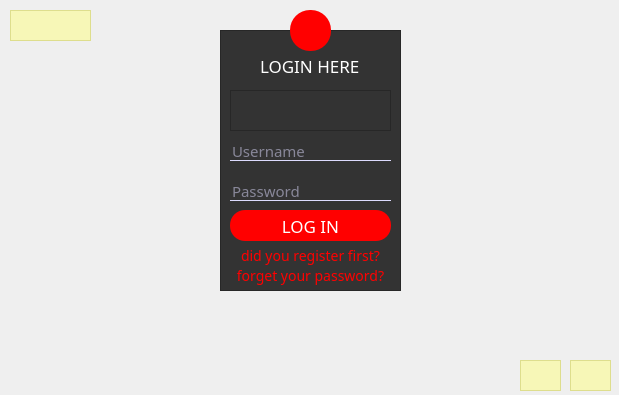
Qt form mainwindow.ui (parastoo-gholami/library) before a commit.
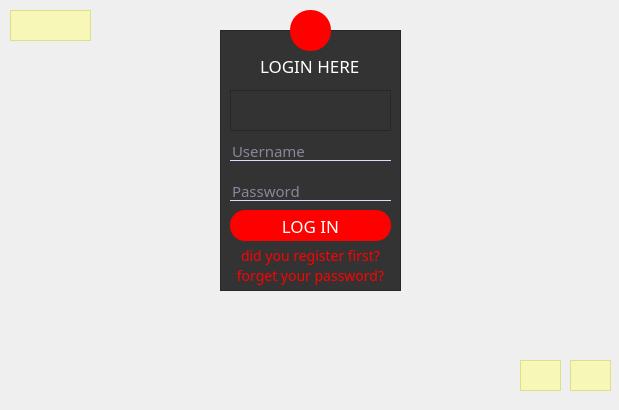
The same form after that commit. Icons and pictures are not drawn.

Patch:
```diff
--- a/mainwindow.ui
+++ b/mainwindow.ui
@@ -2,14 +2,29 @@
 <ui version="4.0">
  <class>MainWindow</class>
  <widget class="QMainWindow" name="MainWindow">
+  <property name="enabled">
+   <bool>true</bool>
+  </property>
   <property name="geometry">
    <rect>
     <x>0</x>
     <y>0</y>
     <width>619</width>
-    <height>395</height>
+    <height>410</height>
    </rect>
   </property>
+  <property name="minimumSize">
+   <size>
+    <width>619</width>
+    <height>410</height>
+   </size>
+  </property>
+  <property name="maximumSize">
+   <size>
+    <width>619</width>
+    <height>410</height>
+   </size>
+  </property>
   <property name="windowTitle">
    <string>MainWindow</string>
   </property>
```
